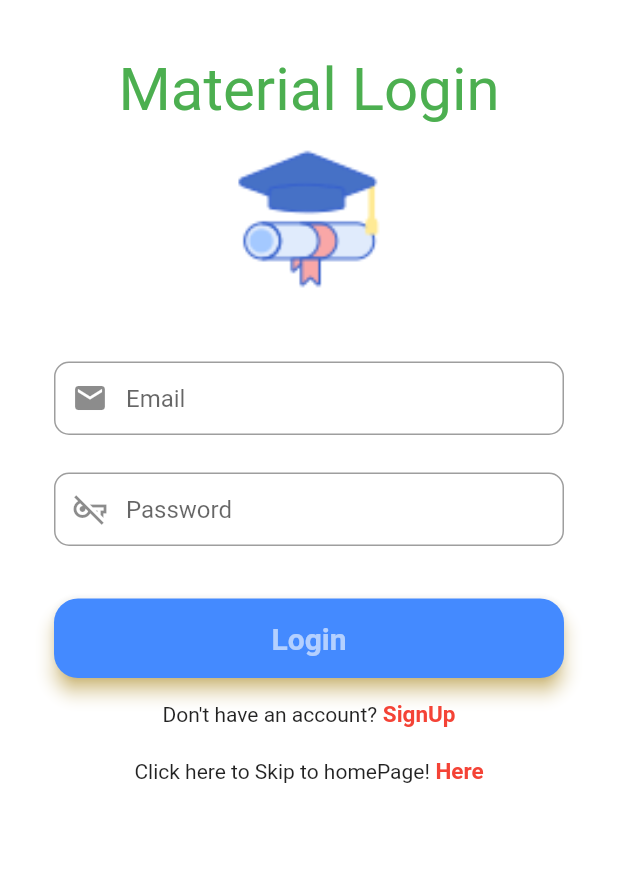
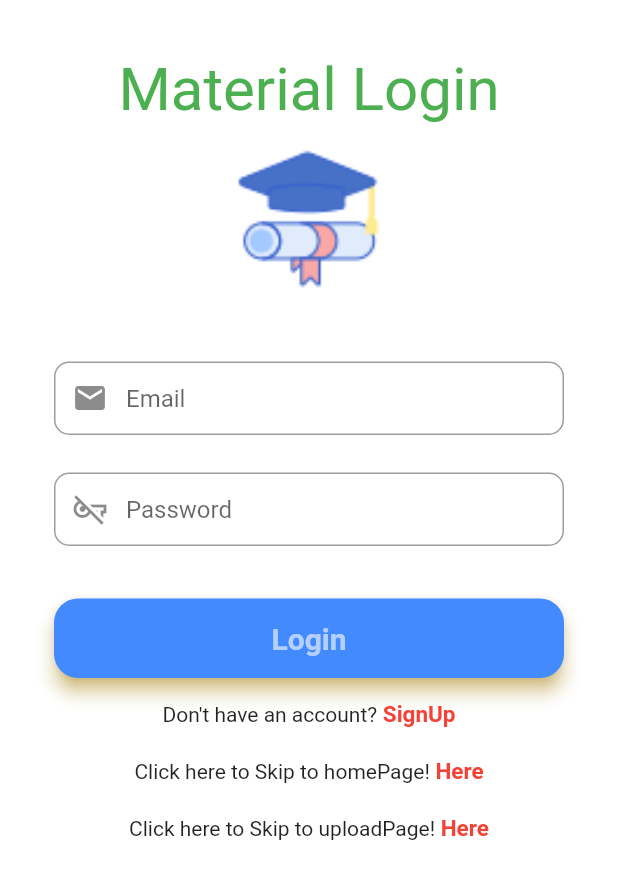
Before and after one commit to haydenang/Tutor_me, a Flutter app: the screen it shows after launch, on a phone screen of 412 x 824 dp. Shown: the top 879 px of the screen. Run offline on Flutter 3.47's test engine with Material 2 defaults, Android fonts, the phone set to English and light mode, and no system bars; our stand-ins replace cloud_firestore, date_picker_timeline, firebase_auth, firebase_core, fluttertoast, google_fonts; accounts and stored records are empty.

Commit message:
Addition of Camera Dependency
Also added a button to go to uploadPage directly

```diff
--- a/lib/Screens/loginPage.dart
+++ b/lib/Screens/loginPage.dart
@@ -169,6 +169,28 @@ class _LoginWidgetState extends State<LoginWidget> {
                               Navigator.push(
                                   context,
                                   MaterialPageRoute(
+                                      builder: (context) => ClassesEnrolled()));
+                            },
+                            child: Text(
+                              " Here",
+                              style: TextStyle(
+                                color: Colors.red,
+                                fontWeight: FontWeight.bold,
+                                fontSize: 15,
+                              ),
+                            )),
+                      ],
+                    ),
+                    SizedBox(height: 20),
+                    Row(
+                      mainAxisAlignment: MainAxisAlignment.center,
+                      children: <Widget>[
+                        Text("Click here to Skip to uploadPage!"),
+                        GestureDetector(
+                            onTap: () {
+                              Navigator.push(
+                                  context,
+                                  MaterialPageRoute(
                                       builder: (context) => MyUpload()));
                             },
                             child: Text(
--- a/pubspec.yaml
+++ b/pubspec.yaml
@@ -44,6 +44,7 @@ dependencies:
   firebase_auth: ^3.3.17
   fluttertoast: ^8.0.9
   cloud_firestore: ^3.1.5
+  camera: ^0.9.5
 
 
 
```
Also changed, not shown: pubspec.lock.
